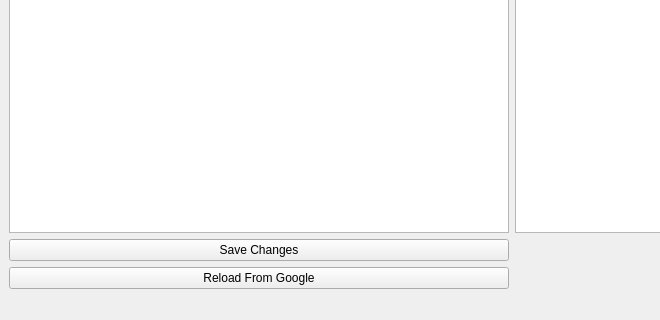
Above: management/src/Smart_Shelving_System.ui from nicoshinozaki/Smart-Shelving-System before the change; both pictures show x 0 to 660 and y 400 to 720 of the 1024 by 720 pixel window. Below: the same form after it.
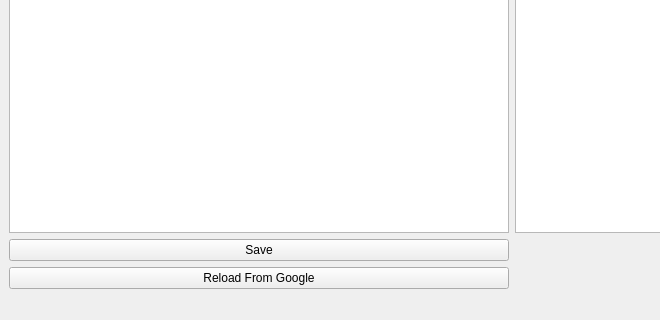
That is the form after the change. Icons and pictures are not drawn.

```diff
--- a/management/src/Smart_Shelving_System.ui
+++ b/management/src/Smart_Shelving_System.ui
@@ -18,7 +18,7 @@
     <item row="1" column="0">
      <widget class="QPushButton" name="saveButton">
       <property name="text">
-       <string>Save Changes</string>
+       <string>Save</string>
       </property>
      </widget>
     </item>
```
Left out of the diff: 2 changed lines with no effect on the pictures.
